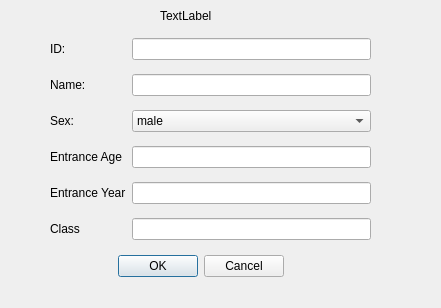
Old version of the form updatestudentdialog.ui in the repository ouguangye/simple-score-manage-system.
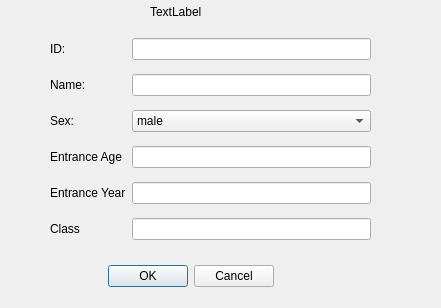
New version of the form.

What changed in the file:
```diff
--- a/updatestudentdialog.ui
+++ b/updatestudentdialog.ui
@@ -16,8 +16,8 @@
   <widget class="QDialogButtonBox" name="buttonBox">
    <property name="geometry">
     <rect>
-     <x>30</x>
-     <y>250</y>
+     <x>20</x>
+     <y>260</y>
      <width>341</width>
      <height>32</height>
     </rect>
@@ -122,10 +122,10 @@
   <widget class="QLabel" name="title">
    <property name="geometry">
     <rect>
-     <x>160</x>
-     <y>10</y>
-     <width>54</width>
-     <height>12</height>
+     <x>150</x>
+     <y>2</y>
+     <width>91</width>
+     <height>20</height>
     </rect>
    </property>
    <property name="text">
```
